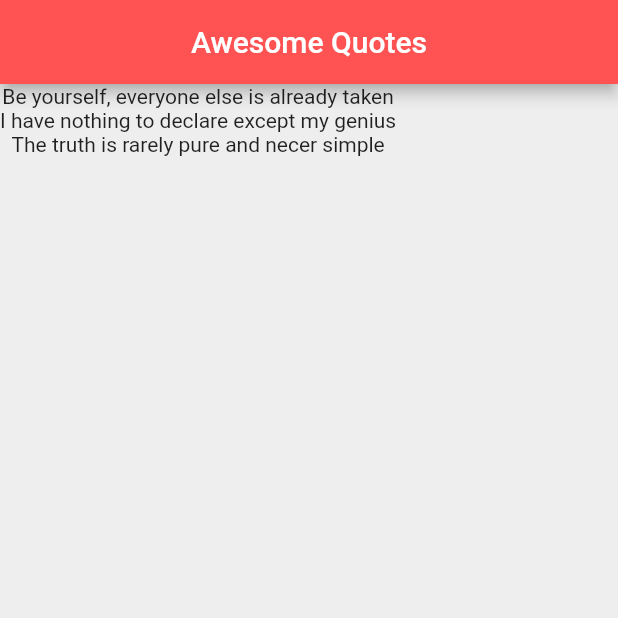
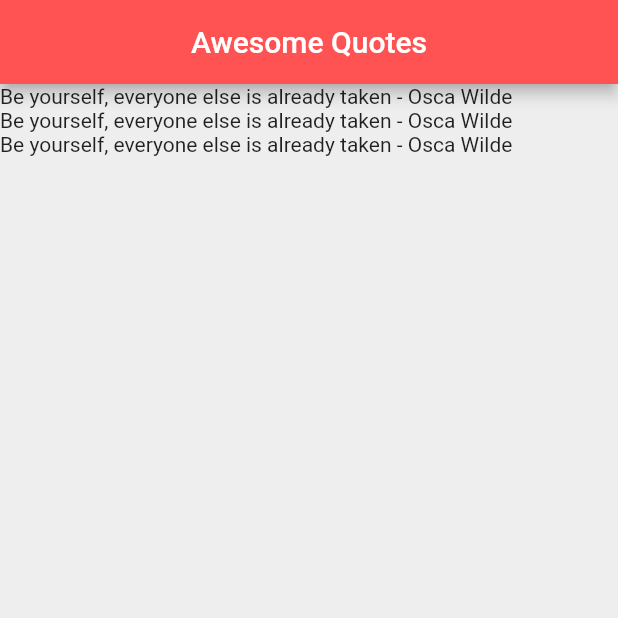
Before and after one commit to aldinurhanudin/BelajarFlutterDasar, a Flutter app: the screen it shows after launch, on a phone screen of 412 x 824 dp, the top half of it. Run offline on Flutter 3.47's test engine with Material 2 defaults, Android fonts, the phone set to English and light mode, and no system bars.

Commit message:
18customclasses

```diff
--- a/belajarflutterdasar/lib/main.dart
+++ b/belajarflutterdasar/lib/main.dart
@@ -1,21 +1,35 @@
 import 'package:flutter/material.dart';
+import 'quote.dart';
 
 void main() => runApp(MaterialApp(
       home: QuoteList(),
     ));
 
 class QuoteList extends StatefulWidget {
-
-
   @override
   State<QuoteList> createState() => _QuoteListState();
 }
 
 class _QuoteListState extends State<QuoteList> {
-  List<String> quotes = [
-    'Be yourself, everyone else is already taken',
-    'I have nothing to declare except my genius',
-    'The truth is rarely pure and necer simple',
+  List<Quote> quotes = [
+    Quote(
+      author: 'Osca Wilde',
+      text: 'Be yourself, everyone else is already taken',
+      'I have nothing to declare except my genius',
+      'The truth is rarely pure and necer simple',
+    ),
+    Quote(
+      author: 'Osca Wilde',
+      text: 'Be yourself, everyone else is already taken',
+      'I have nothing to declare except my genius',
+      'The truth is rarely pure and necer simple',
+    ),
+    Quote(
+      author: 'Osca Wilde',
+      text: 'Be yourself, everyone else is already taken',
+      'I have nothing to declare except my genius',
+      'The truth is rarely pure and necer simple',
+    ),
   ];
   @override
   Widget build(BuildContext context) {
@@ -27,9 +41,19 @@ class _QuoteListState extends State<QuoteList> {
         backgroundColor: Colors.redAccent,
       ),
       body: Column(
-        children: quotes.map((quote) => Text(quote),
-        ).toList(),
-        ),
+        children: quotes
+            .map(
+              (quote) => Text('${quote.text} - ${quote.author}'),
+            )
+            .toList(),
+      ),
     );
   }
 }
+
+class Qoute {
+  String? text;
+  String? author;
+
+  Qoute({required String this.text, required String this.author});
+}
```
